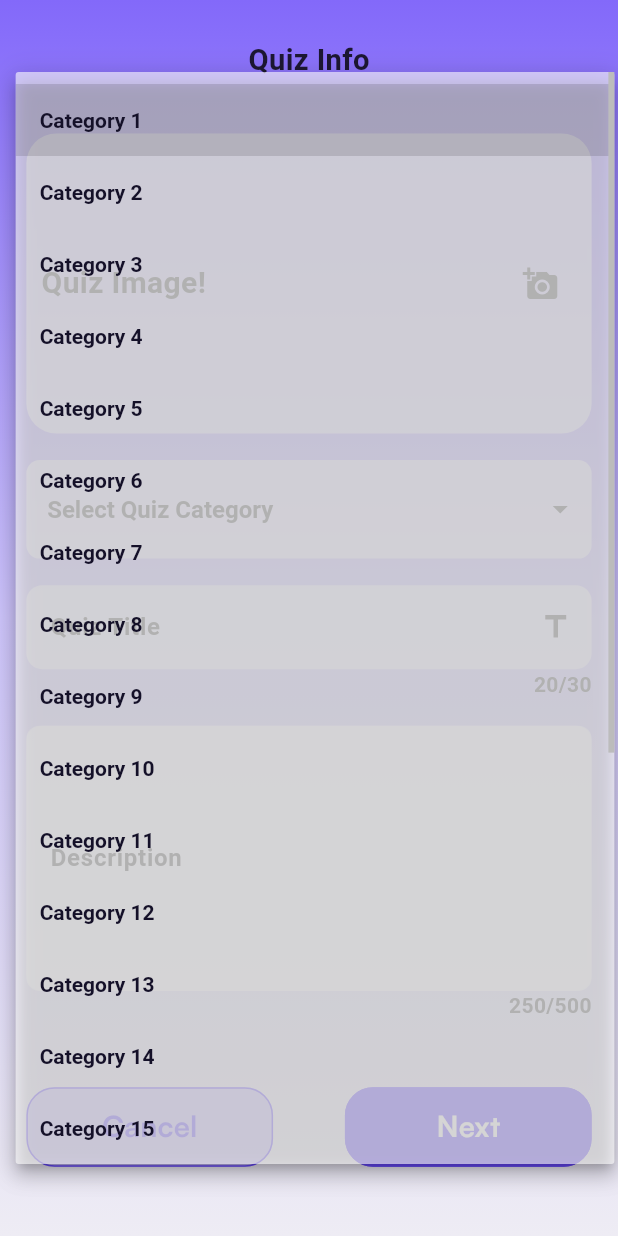
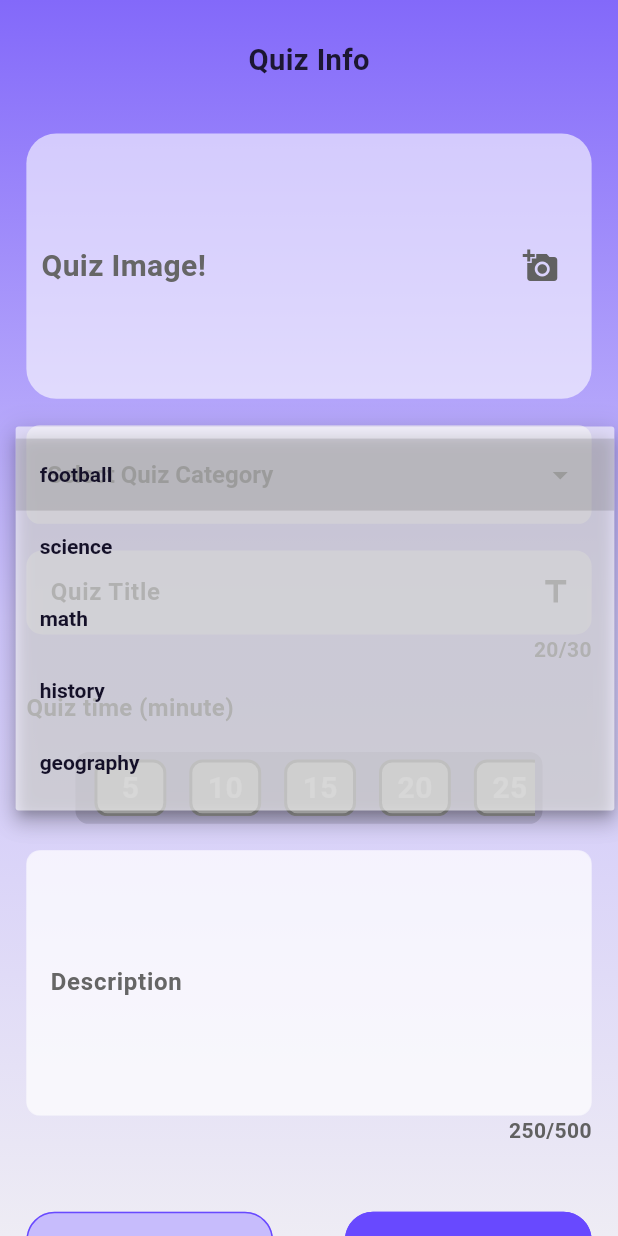
Before and after one commit to ahmedSobhi1122/Quizer, a Flutter app: the QuizSettingScreen screen opened by its route, after a tap on "Select Quiz Category", on a phone screen of 412 x 824 dp. Run offline on Flutter 3.47's test engine with Material 3 defaults, Android fonts, the phone set to English and light mode, and no system bars; our stand-ins replace dio, easy_localization, equatable, firebase_auth, firebase_core, flutter_bloc and 8 more; missing offline and left inert: flutter_facebook_auth; accounts and stored records are empty; project files that could hold a hidden picture were left out.

Commit message:
Add timer in Quiz setting screen and fix some sizes

```diff
--- a/lib/config/routes/router.dart
+++ b/lib/config/routes/router.dart
@@ -114,7 +114,7 @@ class RouteGenerator {
 
       case Routes.quizSettingScreenRoute:
         return MaterialPageRoute(
-          builder: (context) => const QuizSettingScreen(),
+          builder: (context) => QuizSettingScreen(),
         );
 
       case Routes.createQuestionScreenRoute:
--- a/lib/core/constants/enum.dart
+++ b/lib/core/constants/enum.dart
@@ -1,3 +1,9 @@
 enum Rank { NEWBIE, APPRENTICE, CHALLENGER, MASTER_MIND, EXPERT }
 
 enum UserRole { ADMIN, TEACHER, STUDENT }
+
+enum Themes { LIGHT, DARK }
+
+enum Languages { ENGLISH, ARABIC, FRENCH }
+
+enum States { ON, OFF }
--- a/lib/features/presentation/pages/create question page/create_question_screen.dart
+++ b/lib/features/presentation/pages/create question page/create_question_screen.dart
@@ -22,8 +22,8 @@ class _CreateQuestionScreenState extends State<CreateQuestionScreen> {
   final List<String> _answers = [];
   final int _maxAnswers = 4;
   Map<int, List<String>> _questionMap = {};
-  int? _selectedAnswerIndex; // Track the selected answer index
-  int _questionIndex = 0; // Track the selected answer index
+  int? _selectedAnswerIndex;
+  int _questionIndex = 0;
 
   void _addAnswer() {
     if (_answers.length < _maxAnswers &&
@@ -38,26 +38,24 @@ class _CreateQuestionScreenState extends State<CreateQuestionScreen> {
 
   void _selectAnswer(int index) {
     setState(() {
-      _selectedAnswerIndex = index; // Update the selected index
+      _selectedAnswerIndex = index;
     });
   }
 
   void _addMore() {
     if (_questionController.text.isNotEmpty && _answers.isNotEmpty) {
-      // Save the question and answers to the map
+
       setState(() {
         _questionMap[_questionIndex] =
-            List.from(_answers); // Add a copy of answers
-        _questionIndex++; // Increment the question index for the next question
-        // Clear the current inputs
+            List.from(_answers);
+        _questionIndex++;
+
         _answers.clear();
         _questionController.clear();
       });
 
-      // Optionally, show a Snackbar to indicate the question has been saved
       context.message(message: 'Question saved! You can add a new one.');
     } else {
-      // Optionally, show a Snackbar if the question or answers are empty
       context.message(
           message: 'Please enter a question and at least one answer.');
     }
@@ -73,7 +71,7 @@ class _CreateQuestionScreenState extends State<CreateQuestionScreen> {
           paddingTop: AppSize.s20,
           child: SingleChildScrollView(
               child: Padding(
-            padding: const EdgeInsets.all(8.0),
+            padding: const EdgeInsets.all(AppPadding.p8),
             child: Column(
               crossAxisAlignment: CrossAxisAlignment.start,
               children: [
--- a/lib/features/presentation/pages/quiz setting page/quiz_setting_screen.dart
+++ b/lib/features/presentation/pages/quiz setting page/quiz_setting_screen.dart
@@ -6,12 +6,49 @@ import 'package:flutter_screenutil/flutter_screenutil.dart';
 import 'package:quizer/features/presentation/common/background.dart';
 import 'package:quizer/features/presentation/common/image_upload.dart';
 import 'package:quizer/features/presentation/common/drop_list.dart';
+import 'package:quizer/config/routes/route_constants.dart';
+import 'package:quizer/features/presentation/common/custom_button_with_shadow.dart';
 
-import '../../../../config/routes/route_constants.dart';
-import '../../common/custom_button_with_shadow.dart';
+class QuizSettingScreen extends StatefulWidget {
+  @override
+  State<QuizSettingScreen> createState() => _QuizSettingScreenState();
+}
 
-class QuizSettingScreen extends StatelessWidget {
-  const QuizSettingScreen({super.key});
+class _QuizSettingScreenState extends State<QuizSettingScreen> {
+  final List<int> _times = [5, 10, 15, 20, 25, 30,];
+  final List<String> _category = ['football', 'science', 'math', 'history', 'geography'];
+  int _selectedIndex = -1;
+  Widget timeItem(int index) {
+    return GestureDetector(
+      onTap: () {
+        setState(() {
+          _selectedIndex = index;
+        });
+      },
+      child: Container(
+        width: 50.w,
+        margin: EdgeInsets.symmetric(horizontal: 8.w),
+        decoration: BoxDecoration(
+          color: _selectedIndex == index ? AppColors.darkPurpleColor10 : Colors.grey[300],
+          borderRadius: BorderRadius.circular(10.r),
+          border: Border.all(
+            color: _selectedIndex == index ? AppColors.lightPurpleColor : Colors.grey,
+            width: 2,
+          )
+        ),
+        child: Center(
+          child: Text(
+            "${_times[index%_times.length]}",
+            style: const TextStyle(
+              color: Colors.white,
+              fontSize: AppSize.s20,
+              fontWeight: FontWeight.bold
+            ),
+          ),
+        ),
+      ),
+    );
+  }
 
   @override
   Widget build(BuildContext context) {
@@ -23,7 +60,7 @@ class QuizSettingScreen extends StatelessWidget {
           paddingTop: AppSize.s20,
           child: SingleChildScrollView(
               child: Padding(
-            padding: const EdgeInsets.all(8.0),
+            padding: const EdgeInsets.all(AppPadding.p8),
             child: Column(
               crossAxisAlignment: CrossAxisAlignment.start,
               children: [
@@ -40,37 +77,16 @@ class QuizSettingScreen extends StatelessWidget {
                 SizedBox(
                   height: AppSize.s40.h,
                 ),
-                const ImageUploadField(height: 200,hint: "Quiz Image!",fitter: BoxFit.contain,),
+                ImageUploadField(
+                  height: 200.h,
+                  hint: "Quiz Image!",
+                  fitter: BoxFit.contain,
+                ),
                 SizedBox(
                   height: AppSize.s20.h,
                 ),
-                const CustomDropdown(
-                  items: [
-                    "Category 1",
-                    "Category 2",
-                    "Category 3",
-                    "Category 4",
-                    "Category 5",
-                    "Category 6",
-                    "Category 7",
-                    "Category 8",
-                    "Category 9",
-                    "Category 10",
-                    "Category 11",
-                    "Category 12",
-                    "Category 13",
-                    "Category 14",
-                    "Category 15",
-                    "Category 16",
-                    "Category 17",
-                    "Category 18",
-                    "Category 19",
-                    "Category 20",
-                    "Category 21",
-                    "Category 22",
-                    "Category 23",
-                    "Category 24",
-                  ],
+                CustomDropdown(
+                  items: _category,
                   hint: "Select Quiz Category",
                 ),
                 SizedBox(
@@ -105,6 +121,37 @@ class QuizSettingScreen extends StatelessWidget {
                           color: Colors.grey[700], fontWeight: FontWeight.bold),
                     ),
                   ],
+                ),
+                SizedBox(
+                  height: AppSize.s20.h,
+                ),
+                Text(
+                    "Quiz time (minute)",
+                  style: TextStyle(
+                    fontWeight: FontWeight.bold,
+                    color: Colors.grey[700],
+                    fontSize: AppSize.s16
+                  ),
+                ),
+                SizedBox(
+                  height: AppSize.s20.h,
+                ),
+                Center(
+                  child: Container(
+                    height: 50.w,
+                    width: 325.w,
+                    padding: EdgeInsets.symmetric(horizontal: AppPadding.p5,vertical: AppPadding.p5),
+                    decoration: BoxDecoration(
+                      borderRadius: BorderRadius.circular(10.r),
+                      color: Colors.black12,
+
+                    ),
+                    child: ListView.builder(
+                      scrollDirection: Axis.horizontal,
+                      itemCount: _times.length * 1000,
+                      itemBuilder: (context, index) =>timeItem(index % _times.length),
+                    ),
+                  ),
                 ),
                 SizedBox(
                   height: AppSize.s20.h,
@@ -149,12 +196,14 @@ class QuizSettingScreen extends StatelessWidget {
                 ),
                 Row(children: [
                   Expanded(
-                      child: CustomButton(
-                          text: "Cancel",
-                          onPressed: () {context.pop();},
-                        color: AppColors.lightPurpleColor.withOpacity(.7),
-                        colorText: AppColors.purpleColor,
-                      ),
+                    child: CustomButton(
+                      text: "Cancel",
+                      onPressed: () {
+                        context.pop();
+                      },
+                      color: AppColors.lightPurpleColor.withOpacity(.7),
+                      colorText: AppColors.purpleColor,
+                    ),
                   ),
                   SizedBox(
                     width: 50.w,
@@ -165,7 +214,8 @@ class QuizSettingScreen extends StatelessWidget {
                       colorText: AppColors.whiteColor,
                       text: "Next",
                       onPressed: () {
-                        context.pushReplacementNamed(Routes.createQuestionScreenRoute);
+                        context.pushReplacementNamed(
+                            Routes.createQuestionScreenRoute);
                       },
                     ),
                   )
--- a/lib/features/presentation/pages/selection page/widget/selected_container.dart
+++ b/lib/features/presentation/pages/selection page/widget/selected_container.dart
@@ -16,7 +16,7 @@ class SelectedContainer extends StatelessWidget {
   final Color color;
   final Color? fillColor;
 
-  final Icon icon;
+  final Icon  icon;
   final String content;
 
   @override
--- a/lib/features/presentation/pages/setting page/setting_screen.dart
+++ b/lib/features/presentation/pages/setting page/setting_screen.dart
@@ -3,6 +3,7 @@ import 'package:flutter_screenutil/flutter_screenutil.dart';
 import 'package:quizer/core/helper/extensions.dart';
 import 'package:quizer/core/resources/app_values.dart';
 import 'package:quizer/config/routes/route_constants.dart';
+import 'package:quizer/core/constants/enum.dart';
 
 class SettingScreen extends StatefulWidget {
   const SettingScreen({super.key});
@@ -10,12 +11,6 @@ class SettingScreen extends StatefulWidget {
   @override
   State<SettingScreen> createState() => _SettingScreenState();
 }
-
-enum Themes { LIGHT, DARK }
-
-enum Languages { ENGLISH, ARABIC, FRENCH }
-
-enum States { ON, OFF }
 
 class _SettingScreenState extends State<SettingScreen> {
   String language = 'English';
--- a/lib/main.dart
+++ b/lib/main.dart
@@ -74,7 +74,7 @@ class MyApp extends StatelessWidget {
         darkTheme: AppTheme.darkTheme(context),
         themeMode: ThemeMode.light,
         onGenerateRoute: router.RouteGenerator.getRoute,
-        initialRoute: Routes.homeScreenRoute,
+        initialRoute: Routes.quizSettingScreenRoute,
       ),
     );
   }
```
